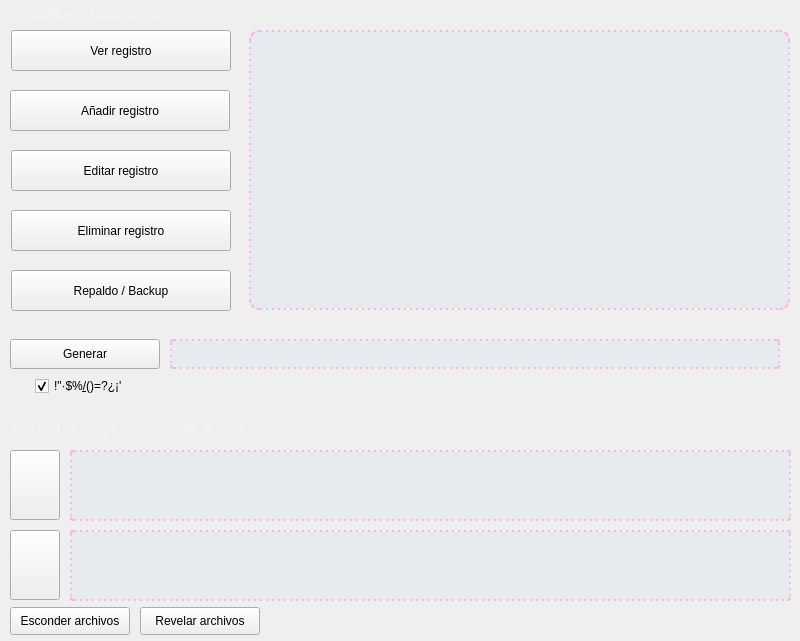
The window that qt_designer/menu_test.ui (Eptor/Lockdown) describes before a commit, drawn with Qt 5.
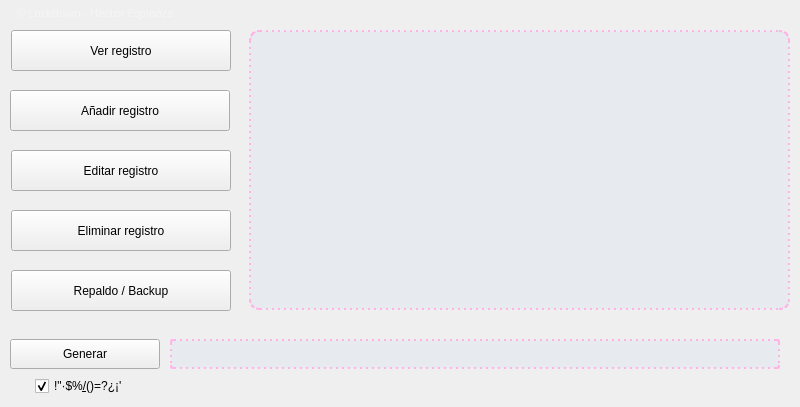
The same window after the commit. Icons and pictures are not drawn.

```diff
--- a/qt_designer/menu_test.ui
+++ b/qt_designer/menu_test.ui
@@ -7,7 +7,7 @@
     <x>0</x>
     <y>0</y>
     <width>800</width>
-    <height>641</height>
+    <height>407</height>
    </rect>
   </property>
   <property name="windowTitle">
@@ -365,8 +365,8 @@
    <widget class="QPushButton" name="esconder_img">
     <property name="geometry">
      <rect>
-      <x>10</x>
-      <y>607</y>
+      <x>540</x>
+      <y>410</y>
       <width>120</width>
       <height>28</height>
      </rect>
@@ -378,8 +378,8 @@
    <widget class="QPushButton" name="revelar_img">
     <property name="geometry">
      <rect>
-      <x>140</x>
-      <y>607</y>
+      <x>670</x>
+      <y>410</y>
       <width>120</width>
       <height>28</height>
      </rect>
```
